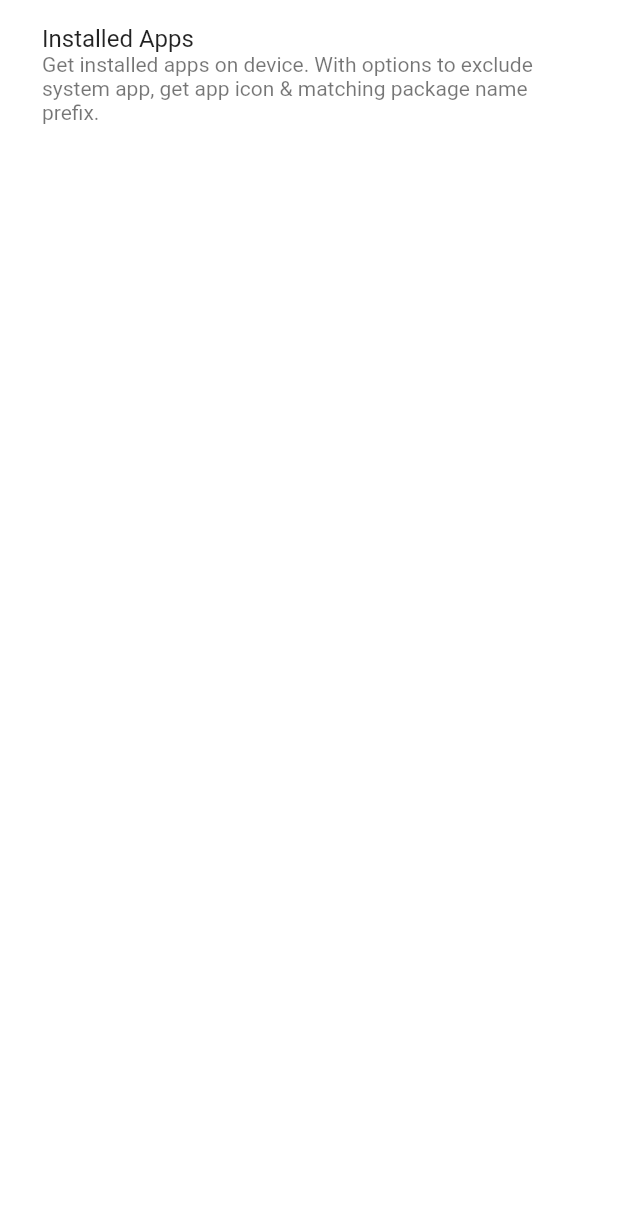
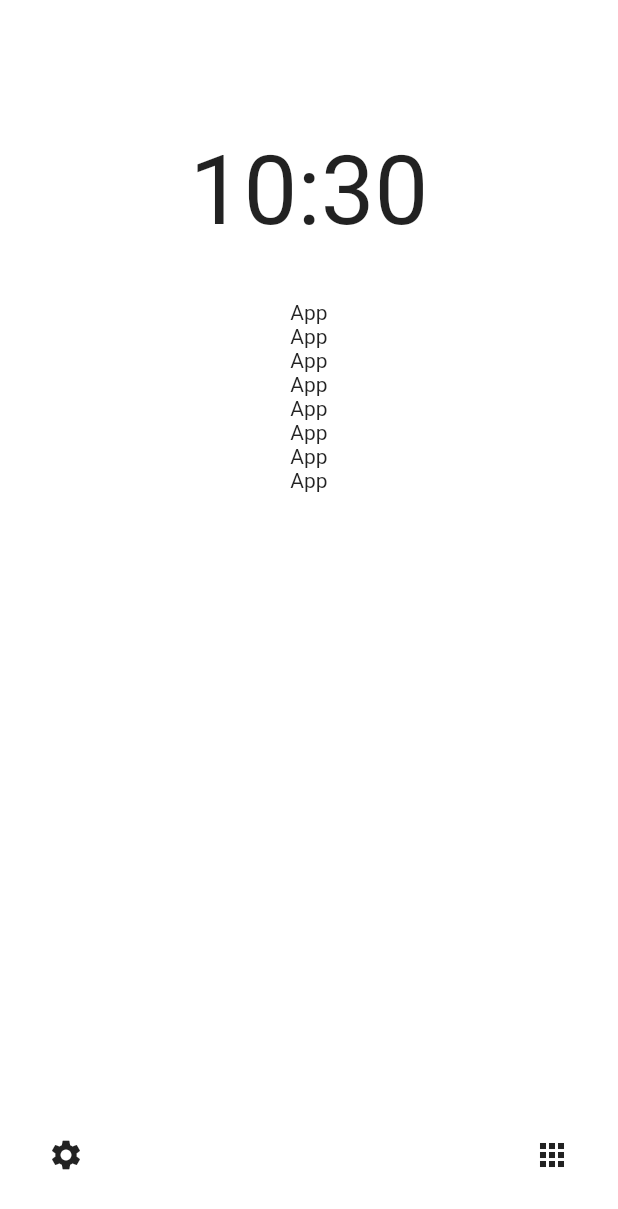
Before and after one commit to easton57/feather_launcher, a Flutter app: the screen it shows after launch, on a phone screen of 412 x 824 dp. Shown: the top 1209 px of the screen. Run offline on Flutter 3.47's test engine with Material 3 defaults, Android fonts, the phone set to English and light mode, and no system bars; our stand-ins replace shared_preferences; missing offline and left inert: installed_apps.

Commit message:
Basic funcitioning without pinned apps on front

```diff
--- a/lib/screens/home.dart
+++ b/lib/screens/home.dart
@@ -1,3 +1,4 @@
+import 'dart:async';
 import 'package:flutter/material.dart';
 import 'package:flutter/services.dart';
 import 'package:installed_apps/installed_apps.dart';
@@ -5,103 +6,110 @@ import 'package:feather_launcher/screens/app_info.dart';
 import 'package:feather_launcher/screens/app_list.dart';
 import 'package:feather_launcher/util/common.dart';
 
+// TODO: Have a black and white color option and transparent background option
+// TODO: Swap settings and app drawer icons in settings
+
 class HomeScreen extends StatelessWidget {
   @override
   Widget build(BuildContext context) {
     return Scaffold(
-      // TODO: Have a black and white color option and transparent background option
       backgroundColor: Colors.white,
       appBar: _buildAppBar(),
-      body: _buildBody(context),
+      body: Stack(children: [
+        Row(
+          mainAxisAlignment: MainAxisAlignment.center,
+          children: [
+            Padding(
+              padding: EdgeInsets.fromLTRB(0, 90, 0, 0),
+              child: Clock(),
+            ),
+          ],
+        ),
+        Row(mainAxisAlignment: MainAxisAlignment.center, children: [
+          Padding(
+              padding: EdgeInsets.fromLTRB(0, 200, 0, 0),
+              child: Row(
+                children: [
+                  Column(
+                    children: [
+                      Text('App'),
+                      Text('App'),
+                      Text('App'),
+                      Text('App'),
+                      Text('App'),
+                      Text('App'),
+                      Text('App'),
+                      Text('App'),
+                    ],
+                  ),
+                ],
+              ))
+        ]),
+        Padding(
+            padding: EdgeInsets.fromLTRB(0, 0, 20, 30),
+            child: Align(
+              alignment: Alignment.bottomRight,
+              child: IconButton(
+                  onPressed: () => Navigator.push(context,
+                      MaterialPageRoute(builder: (context) => AppListScreen())),
+                  tooltip: "Open app library",
+                  icon: const Icon(Icons.apps)),
+            )),
+        Padding(
+            padding: EdgeInsets.fromLTRB(20, 0, 0, 30),
+            child: Align(
+              alignment: Alignment.bottomLeft,
+              child: IconButton(
+                  onPressed: () => Navigator.push(context,
+                      MaterialPageRoute(builder: (context) => AppListScreen())),
+                  tooltip: "Open settings",
+                  icon: const Icon(Icons.settings)),
+            )),
+      ]),
     );
   }
 
   AppBar _buildAppBar() {
     return AppBar(
       systemOverlayStyle: SystemUiOverlayStyle(
-        statusBarColor: Colors.black,
-        statusBarIconBrightness: Brightness.dark),
+          statusBarColor: Colors.black,
+          statusBarIconBrightness: Brightness.dark),
       toolbarHeight: 0,
       backgroundColor: Colors.white,
       shadowColor: Colors.transparent,
     );
   }
+}
 
-  Widget _buildBody(BuildContext context) {
-    return ListView( // Scaffold instead?
-      children: [
-        _buildListItem(
-          context,
-          "Installed Apps",
-          "Get installed apps on device. With options to exclude system app, get app icon & matching package name prefix.",
-          () => Navigator.push(
-            context,
-            MaterialPageRoute(builder: (context) => AppListScreen()),
-          ),
-        ),
-        /*_buildListItem(
-          context,
-          "App Info",
-          "Get app info with package name",
-          () => Navigator.push(
-            context,
-            MaterialPageRoute(builder: (context) => AppInfoScreen()),
-          ),
-        ),
-        _buildListItem(
-          context,
-          "Start App",
-          "Start app with package name. Get callback of success or failure.",
-          () => InstalledApps.startApp("com.google.android.gm"),
-        ),
-        _buildListItem(
-          context,
-          "Go To App Settings Screen",
-          "Directly navigate to app settings screen with package name",
-          () => InstalledApps.openSettings("com.google.android.gm"),
-        ),
-        _buildListItem(
-          context,
-          "Check If System App",
-          "Check if app is system app with package name",
-          () => CommonUtil.checkIfSystemApp(context, "com.google.android.gm"),
-        ),
-        _buildListItem(
-          context,
-          "Uninstall app",
-          "Uninstall app with package name",
-          () => InstalledApps.uninstallApp(
-              "com.sharmadhiraj.installed_apps_example"),
-        ),
-        _buildListItem(
-          context,
-          "Is app installed?",
-          "Check if app is installed using package name",
-          () => CommonUtil.checkIfAppIsInstalled(
-            context,
-            "com.sharmadhiraj.installed_apps_example",
-          ),
-        ),*/
-      ],
-    );
+class Clock extends StatefulWidget {
+  @override
+  _ClockState createState() => _ClockState();
+}
+
+class _ClockState extends State<Clock> {
+  String _currentTime = '00:00';
+
+  void _updateTime() {
+    setState(() {
+      DateTime now = DateTime.now();
+      String formattedTime =
+          '${now.hour % 12 < 1 ? 12 : now.hour % 12}:${(now.minute) % 60 < 10 ? '0' : ''}${(now.minute) % 60}';
+      _currentTime = formattedTime;
+    });
   }
 
-  Widget _buildListItem(
-    BuildContext context,
-    String title,
-    String subtitle,
-    Function() onTap,
-  ) {
-    return Card(
-      shadowColor: Colors.transparent,
-      child: Padding(
-        padding: const EdgeInsets.all(8),
-        child: ListTile(
-          title: Text(title),
-          subtitle: Text(subtitle),
-          onTap: onTap,
-        ),
-      ),
+  @override
+  void initState() {
+    super.initState();
+    _updateTime(); // initial update
+    Timer.periodic(Duration(seconds: 1), (timer) => _updateTime());
+  }
+
+  @override
+  Widget build(BuildContext context) {
+    return Text(
+      _currentTime,
+      style: TextStyle(fontSize: 64),
     );
   }
 }
```
